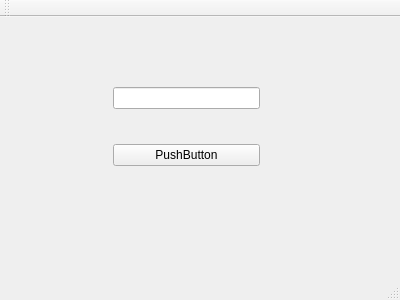
This is mainwindow.ui in dawn520/qiniuQT as Qt 5 draws it before an edit. The edited form follows.
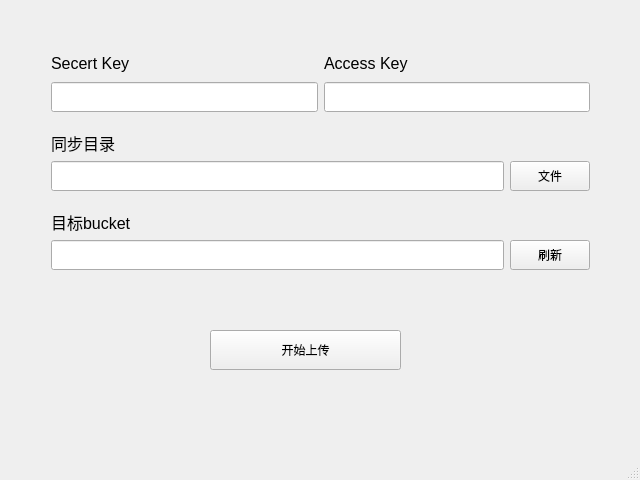
This is the edited form.

The edit to the form file:
```diff
--- a/mainwindow.ui
+++ b/mainwindow.ui
@@ -6,10 +6,16 @@
    <rect>
     <x>0</x>
     <y>0</y>
-    <width>400</width>
-    <height>300</height>
+    <width>640</width>
+    <height>480</height>
    </rect>
   </property>
+  <property name="minimumSize">
+   <size>
+    <width>640</width>
+    <height>480</height>
+   </size>
+  </property>
   <property name="windowTitle">
    <string>MainWindow</string>
   </property>
@@ -17,30 +23,215 @@
    <widget class="QWidget" name="verticalLayoutWidget">
     <property name="geometry">
      <rect>
-      <x>100</x>
-      <y>30</y>
-      <width>171</width>
-      <height>161</height>
+      <x>40</x>
+      <y>40</y>
+      <width>561</width>
+      <height>241</height>
      </rect>
     </property>
-    <layout class="QVBoxLayout" name="verticalLayout">
-     <property name="leftMargin">
-      <number>13</number>
-     </property>
+    <layout class="QVBoxLayout" name="verticalLayout_3">
      <item>
-      <widget class="QLineEdit" name="lineEdit"/>
+      <layout class="QHBoxLayout" name="horizontalLayout_2">
+       <item>
+        <layout class="QVBoxLayout" name="verticalLayout_2">
+         <item>
+          <widget class="QLabel" name="label_2">
+           <property name="minimumSize">
+            <size>
+             <width>0</width>
+             <height>0</height>
+            </size>
+           </property>
+           <property name="font">
+            <font>
+             <pointsize>12</pointsize>
+            </font>
+           </property>
+           <property name="text">
+            <string>Secert Key</string>
+           </property>
+          </widget>
+         </item>
+         <item>
+          <widget class="QLineEdit" name="SercertKeyEdit">
+           <property name="minimumSize">
+            <size>
+             <width>0</width>
+             <height>30</height>
+            </size>
+           </property>
+          </widget>
+         </item>
+        </layout>
+       </item>
+       <item>
+        <layout class="QVBoxLayout" name="verticalLayout">
+         <item>
+          <widget class="QLabel" name="label">
+           <property name="minimumSize">
+            <size>
+             <width>0</width>
+             <height>0</height>
+            </size>
+           </property>
+           <property name="font">
+            <font>
+             <pointsize>12</pointsize>
+            </font>
+           </property>
+           <property name="text">
+            <string>Access Key</string>
+           </property>
+          </widget>
+         </item>
+         <item>
+          <widget class="QLineEdit" name="AccessKeyEdit">
+           <property name="minimumSize">
+            <size>
+             <width>0</width>
+             <height>30</height>
+            </size>
+           </property>
+          </widget>
+         </item>
+        </layout>
+       </item>
+      </layout>
      </item>
      <item>
-      <widget class="QPushButton" name="pushButton">
-       <property name="text">
-        <string>PushButton</string>
+      <spacer name="horizontalSpacer">
+       <property name="orientation">
+        <enum>Qt::Horizontal</enum>
        </property>
-      </widget>
+       <property name="sizeHint" stdset="0">
+        <size>
+         <width>518</width>
+         <height>13</height>
+        </size>
+       </property>
+      </spacer>
+     </item>
+     <item>
+      <layout class="QVBoxLayout" name="verticalLayout_4">
+       <item>
+        <widget class="QLabel" name="label_3">
+         <property name="font">
+          <font>
+           <pointsize>12</pointsize>
+          </font>
+         </property>
+         <property name="text">
+          <string>同步目录</string>
+         </property>
+        </widget>
+       </item>
+       <item>
+        <layout class="QHBoxLayout" name="horizontalLayout">
+         <item>
+          <widget class="QLineEdit" name="DirEdit">
+           <property name="minimumSize">
+            <size>
+             <width>200</width>
+             <height>30</height>
+            </size>
+           </property>
+          </widget>
+         </item>
+         <item>
+          <widget class="QPushButton" name="DirButton">
+           <property name="minimumSize">
+            <size>
+             <width>20</width>
+             <height>30</height>
+            </size>
+           </property>
+           <property name="text">
+            <string>文件</string>
+           </property>
+          </widget>
+         </item>
+        </layout>
+       </item>
+      </layout>
+     </item>
+     <item>
+      <layout class="QVBoxLayout" name="verticalLayout_5">
+       <item>
+        <spacer name="horizontalSpacer_2">
+         <property name="orientation">
+          <enum>Qt::Horizontal</enum>
+         </property>
+         <property name="sizeHint" stdset="0">
+          <size>
+           <width>518</width>
+           <height>13</height>
+          </size>
+         </property>
+        </spacer>
+       </item>
+       <item>
+        <widget class="QLabel" name="label_4">
+         <property name="font">
+          <font>
+           <pointsize>12</pointsize>
+          </font>
+         </property>
+         <property name="text">
+          <string>目标bucket</string>
+         </property>
+        </widget>
+       </item>
+       <item>
+        <layout class="QHBoxLayout" name="horizontalLayout_3">
+         <item>
+          <widget class="QLineEdit" name="BucketEdit">
+           <property name="minimumSize">
+            <size>
+             <width>200</width>
+             <height>30</height>
+            </size>
+           </property>
+          </widget>
+         </item>
+         <item>
+          <widget class="QPushButton" name="BucketButton">
+           <property name="minimumSize">
+            <size>
+             <width>20</width>
+             <height>30</height>
+            </size>
+           </property>
+           <property name="text">
+            <string>刷新</string>
+           </property>
+          </widget>
+         </item>
+        </layout>
+       </item>
+      </layout>
      </item>
     </layout>
    </widget>
+   <widget class="QPushButton" name="UploadButton">
+    <property name="geometry">
+     <rect>
+      <x>210</x>
+      <y>330</y>
+      <width>191</width>
+      <height>40</height>
+     </rect>
+    </property>
+    <property name="minimumSize">
+     <size>
+      <width>60</width>
+      <height>30</height>
+     </size>
+    </property>
+    <property name="text">
+     <string>开始上传</string>
+    </property>
+   </widget>
   </widget>
-  <widget class="QStatusBar" name="statusBar"/>
   <widget class="QMenuBar" name="menuBar">
    <property name="geometry">
     <rect>
@@ -51,14 +242,7 @@
     </rect>
    </property>
   </widget>
-  <widget class="QToolBar" name="mainToolBar">
-   <attribute name="toolBarArea">
-    <enum>TopToolBarArea</enum>
-   </attribute>
-   <attribute name="toolBarBreak">
-    <bool>false</bool>
-   </attribute>
-  </widget>
+  <widget class="QStatusBar" name="statusBar"/>
  </widget>
  <layoutdefault spacing="6" margin="11"/>
  <resources/>
```
Left out of the diff: 27 changed lines with no effect on the pictures.
